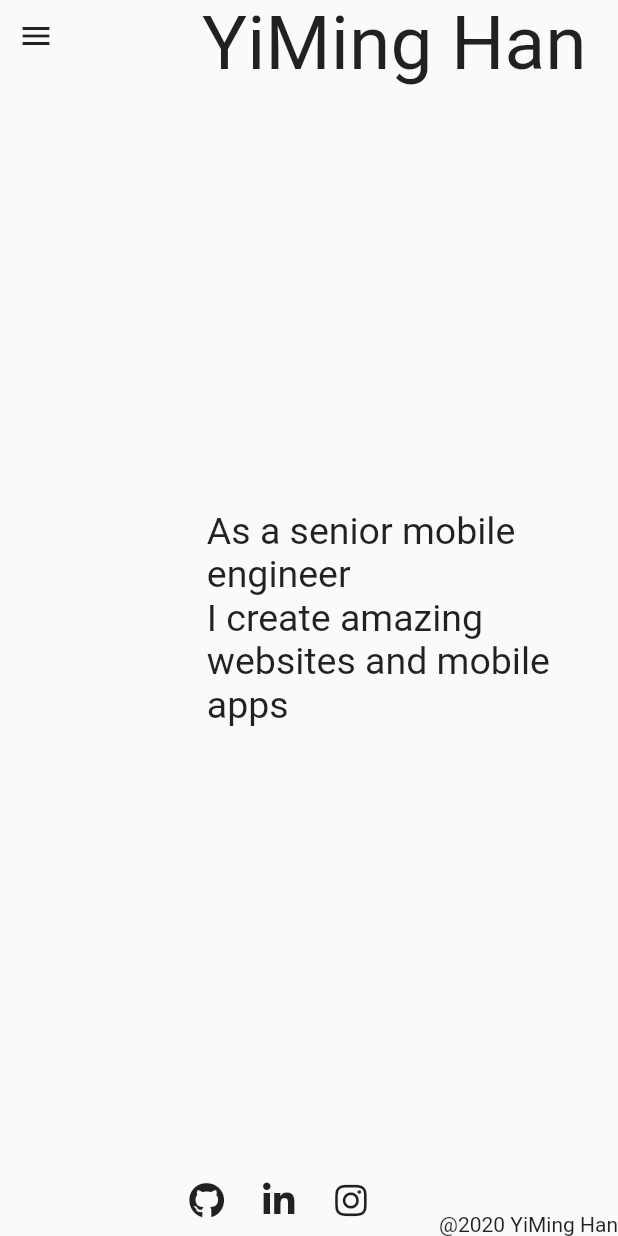
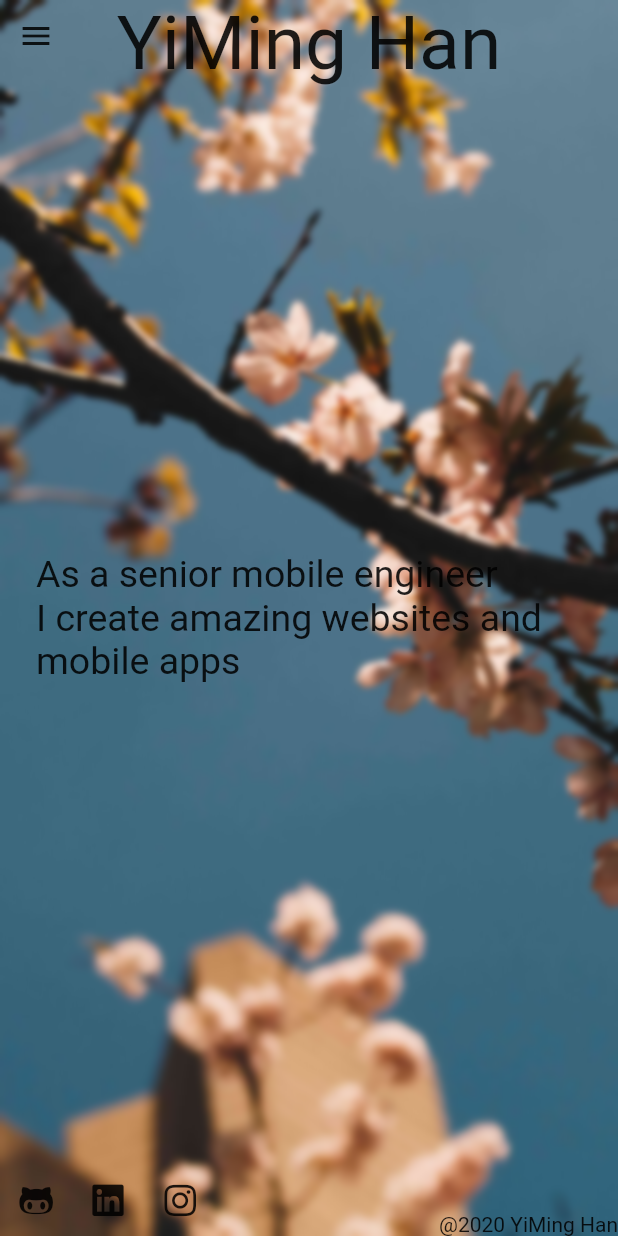
Before and after one commit to yiminghan/Flutter-Dev-Portfolio, a Flutter app: the screen it shows after launch, on a phone screen of 412 x 824 dp. Run offline on Flutter 3.47's test engine with Material 2 defaults, Android fonts, the phone set to English and light mode, and no system bars; our stand-ins replace font_awesome_flutter, google_fonts; Roboto replaces fonts that are missing (Handlee).

Commit message:
add background, move side bar to popup less:

```diff
--- a/lib/app.dart
+++ b/lib/app.dart
@@ -10,7 +10,13 @@ class FlutterDevPortfolio extends StatelessWidget {
       debugShowCheckedModeBanner: false,
       initialRoute: '/',
       routes: {
-        '/': (context) => LandingScreen(),
+        '/': (context) => LayoutBuilder(
+              builder: (context, constraints) {
+                return LandingScreen(
+                  size: constraints.biggest,
+                );
+              },
+            )
       },
     );
   }
--- a/lib/screens/landing_screen.dart
+++ b/lib/screens/landing_screen.dart
@@ -1,10 +1,14 @@
+import 'dart:ui';
+
 import 'package:flutter/material.dart';
+import 'package:flutter_dev_portfolio/utils/font_utils.dart';
 import 'package:flutter_dev_portfolio/utils/url_utils.dart';
 import 'package:font_awesome_flutter/font_awesome_flutter.dart';
-import 'package:google_fonts/google_fonts.dart';
 
 class LandingScreen extends StatefulWidget {
-  LandingScreen({Key key}) : super(key: key);
+  LandingScreen({Key key, this.size}) : super(key: key);
+
+  final Size size;
 
   @override
   _LandingScreenState createState() => _LandingScreenState();
@@ -92,11 +96,7 @@ class _LandingScreenState extends State<LandingScreen>
   NavigationRailDestination _customNavigationRailDestination(String text) {
     return NavigationRailDestination(
         icon: SizedBox.shrink(),
-        label: Center(
-          child: Text(text,
-              style:
-                  GoogleFonts.indieFlower(textStyle: TextStyle(fontSize: 25))),
-        ));
+        label: Center(child: Text(text, style: getFont(25))));
   }
 
   Widget _topBar() {
@@ -107,8 +107,7 @@ class _LandingScreenState extends State<LandingScreen>
               alignment: AlignmentDirectional.topCenter,
               child: Text(
                 "YiMing Han",
-                style:
-                    GoogleFonts.indieFlower(textStyle: TextStyle(fontSize: 50)),
+                style: getFont(50),
                 textAlign: TextAlign.start,
               ))),
     ]));
@@ -123,10 +122,8 @@ class _LandingScreenState extends State<LandingScreen>
                 child: Align(
                     alignment: Alignment(-0.8, 0),
                     child: Text(
-                      "As a senior mobile engineer\nI create amazing websites and mobile apps",
-                      style: GoogleFonts.indieFlower(
-                          textStyle: TextStyle(fontSize: 25)),
-                    )))
+                        "As a senior mobile engineer\nI create amazing websites and mobile apps",
+                        style: getFont(25))))
           ],
         ));
   }
@@ -142,56 +139,80 @@ class _LandingScreenState extends State<LandingScreen>
         Expanded(
           child: Align(
             alignment: AlignmentDirectional.bottomEnd,
-            child: Text(
-              "@2020 YiMing Han",
-              style:
-                  GoogleFonts.indieFlower(textStyle: TextStyle(fontSize: 14)),
-            ),
+            child: Text("@2020 YiMing Han", style: getFont(14)),
           ),
         )
       ],
     ));
   }
 
+  Widget _externalLink(Widget icon, String url) {
+    return IconButton(
+      icon: icon,
+      onPressed: () {
+        launchURL(url);
+      },
+    );
+  }
+
   Widget _externalLinks() {
     return Container(
         child: Row(
       children: <Widget>[
-        IconButton(
-          icon: FaIcon(FontAwesomeIcons.github),
-          onPressed: () {
-            launchURL("https://github.com/yiminghan");
-          },
-        ),
-        IconButton(
-          icon: FaIcon(FontAwesomeIcons.linkedinIn),
-          onPressed: () {
-            launchURL("https://www.linkedin.com/in/yiming-han-7340b4b1/");
-          },
-        ),
-        IconButton(
-          icon: FaIcon(FontAwesomeIcons.instagram),
-          onPressed: () {
-            launchURL("https://www.instagram.com/yimiihan/");
-          },
-        )
+        _externalLink(
+            FaIcon(FontAwesomeIcons.githubAlt), "https://github.com/yiminghan"),
+        _externalLink(FaIcon(FontAwesomeIcons.linkedin),
+            "https://www.linkedin.com/in/yiming-han-7340b4b1/"),
+        _externalLink(FaIcon(FontAwesomeIcons.instagram),
+            "https://www.instagram.com/yimiihan/"),
       ],
     ));
   }
 
+  Widget _buildBackground() {
+    return Stack(
+      children: <Widget>[
+        Image(
+            fit: BoxFit.cover,
+            width: double.infinity,
+            height: double.infinity,
+            image: AssetImage('assets/background.jpg'),
+            frameBuilder: (BuildContext context, Widget child, int frame,
+                bool wasSynchronouslyLoaded) {
+              if (wasSynchronouslyLoaded) {
+                return child;
+              }
+              return AnimatedOpacity(
+                child: child,
+                opacity: frame == null ? 0 : 1,
+                duration: const Duration(seconds: 1),
+                curve: Curves.easeOut,
+              );
+            }),
+        BackdropFilter(
+            filter: ImageFilter.blur(
+              sigmaX: 2,
+              sigmaY: 2,
+            ),
+            child: Container(color: Colors.transparent)),
+      ],
+    );
+  }
+
   Widget _buildBody() {
-    return Row(
-      crossAxisAlignment: CrossAxisAlignment.start,
+    return Stack(
       children: <Widget>[
-        _sideNavigationRail(),
-        Expanded(
-            child: Column(
+        Expanded(child: _buildBackground()),
+        Column(
           children: <Widget>[
             Expanded(child: _topBar()),
             Expanded(child: _aboutMe()),
             Expanded(child: _bottomRow())
           ],
-        )),
+        ),
+        ConstrainedBox(
+            constraints: BoxConstraints(maxWidth: 150),
+            child: _sideNavigationRail()),
       ],
     );
   }
--- /dev/null
+++ b/lib/utils/font_utils.dart
@@ -0,0 +1,6 @@
+import 'package:flutter/material.dart';
+import 'package:google_fonts/google_fonts.dart';
+
+TextStyle getFont(double size) {
+  return GoogleFonts.handlee(textStyle: TextStyle(fontSize: size));
+}
--- a/pubspec.yaml
+++ b/pubspec.yaml
@@ -48,9 +48,8 @@ flutter:
   uses-material-design: true
 
   # To add assets to your application, add an assets section, like this:
-  # assets:
-  #   - images/a_dot_burr.jpeg
-  #   - images/a_dot_ham.jpeg
+  assets:
+    - assets/background.jpg
 
   # An image asset can refer to one or more resolution-specific "variants", see
   # https://flutter.dev/assets-and-images/#resolution-aware.
```
Also changed, not shown: assets/background.jpg (added).
